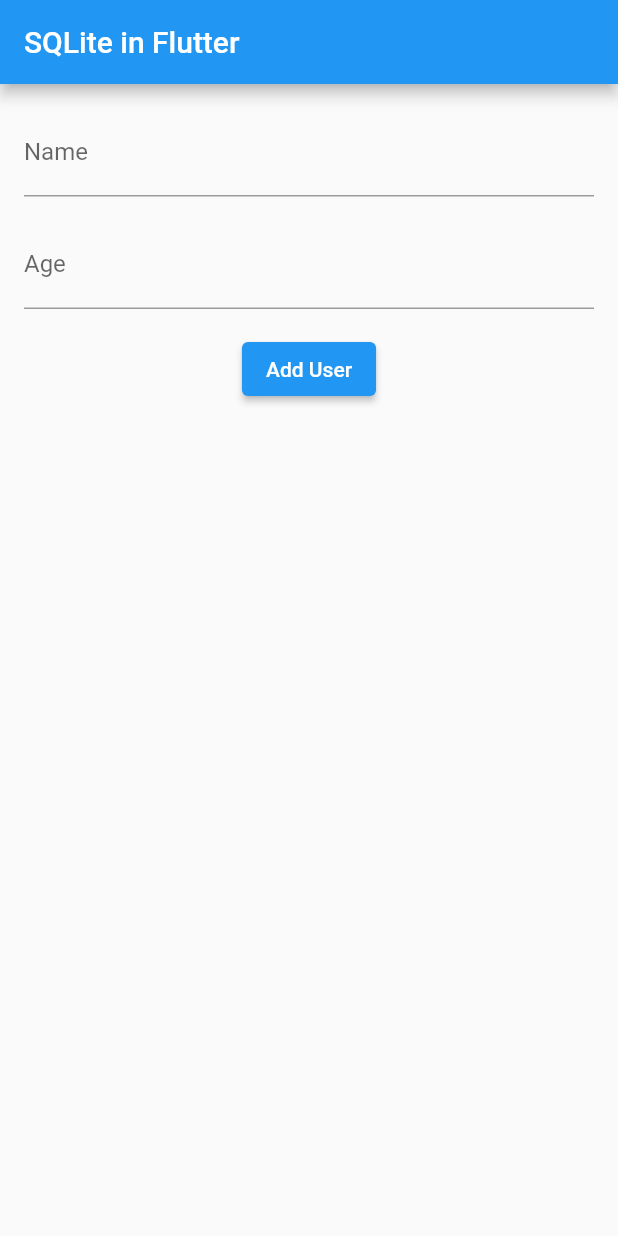
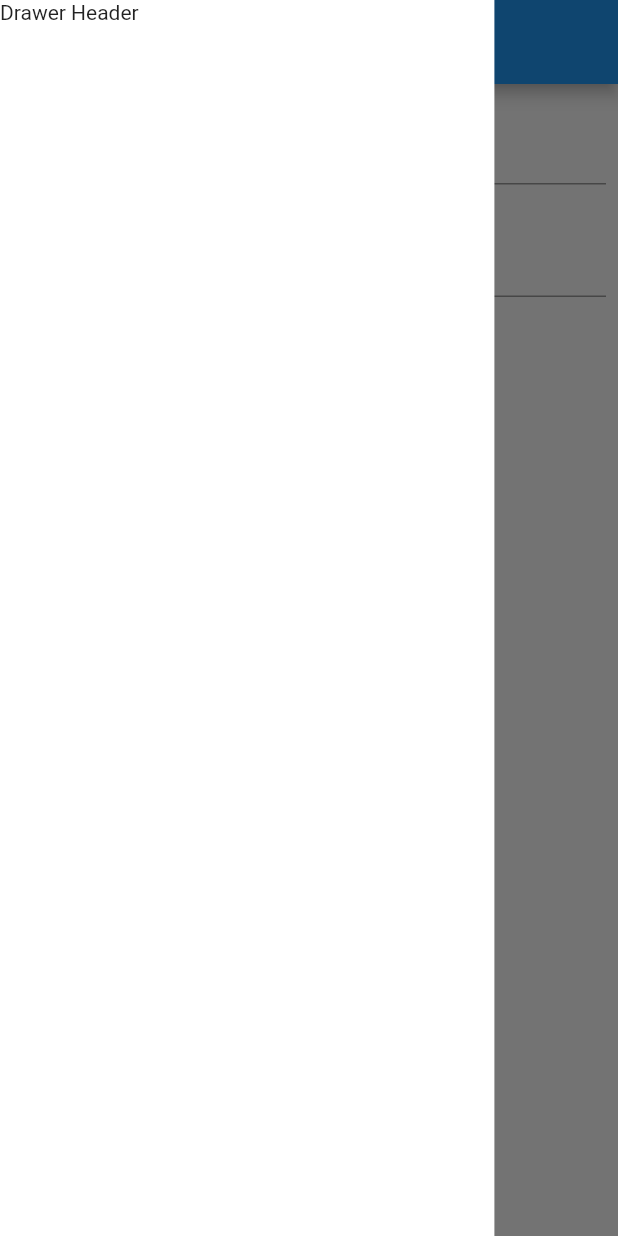
Before and after one commit to Tamicktom/flutter_sqlite, a Flutter app: the screen it shows after launch, with the side drawer open (before the commit the screen has no drawer), on a phone screen of 412 x 824 dp. Run offline on Flutter 3.47's test engine with Material 2 defaults, Android fonts, the phone set to English and light mode, and no system bars; our stand-ins replace sqflite; accounts and stored records are empty.

Commit message:
add drawer

```diff
--- /dev/null
+++ b/lib/drawer.dart
@@ -0,0 +1,15 @@
+import "package:flutter/material.dart";
+
+class DrawerWidget extends StatelessWidget {
+  const DrawerWidget({Key? key}) : super(key: key);
+
+  @override
+  Widget build(BuildContext context) {
+    return Container(
+      height: MediaQuery.of(context).size.height,
+      width: MediaQuery.of(context).size.width * 0.8,
+      color: Colors.white,
+      child: const Text('Drawer Header'),
+    );
+  }
+}
--- a/lib/main.dart
+++ b/lib/main.dart
@@ -1,6 +1,7 @@
 import 'package:flutter/material.dart';
 import 'package:sqflite/sqflite.dart';
 import 'package:path/path.dart';
+import "./drawer.dart";
 
 void main() => runApp(const MyApp());
 
@@ -71,10 +72,11 @@ class _HomeScreenState extends State<HomeScreen> {
   Widget build(BuildContext context) {
     return Scaffold(
       appBar: AppBar(
-        title: const Text('SQLite in Flutter'),
+        title: const Text('SQLite com Flutter'),
       ),
+      drawer: const DrawerWidget(),
       body: Padding(
-        padding: const EdgeInsets.all(16.0),
+        padding: const EdgeInsets.all(8.0),
         child: Column(
           children: [
             TextField(
@@ -100,7 +102,7 @@ class _HomeScreenState extends State<HomeScreen> {
               },
               child: const Text('Add User'),
             ),
-            const SizedBox(height: 16.0),
+            const SizedBox(height: 8.0),
             Expanded(
               child: FutureBuilder<List<Map<String, dynamic>>>(
                 future: database.then(_getUsers),
```
